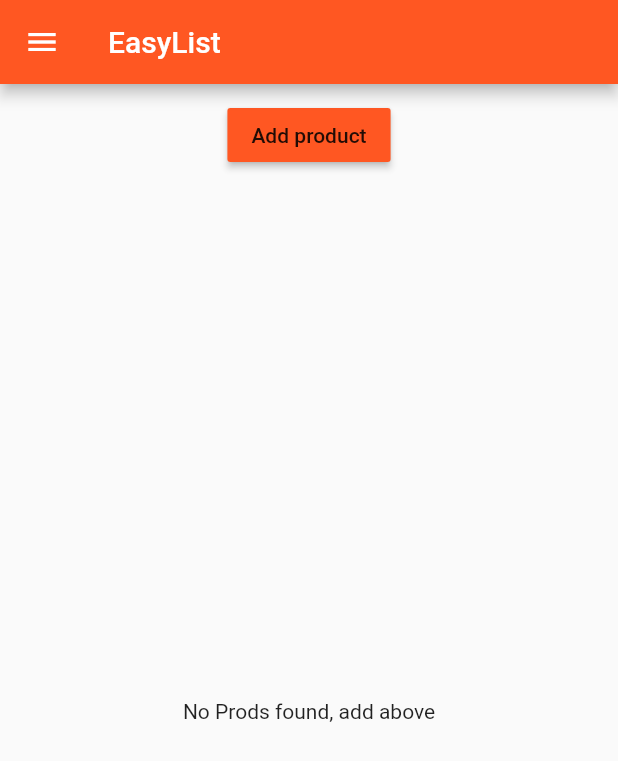
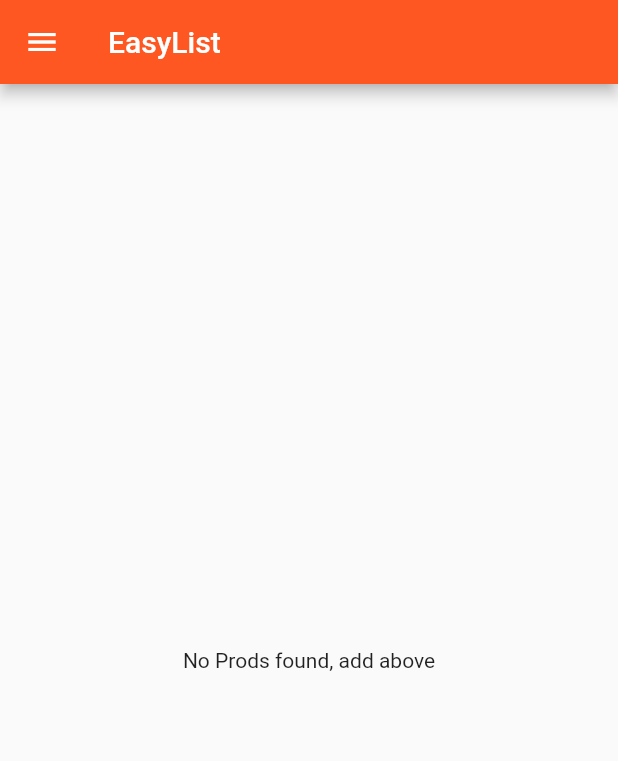
Before and after one commit to JGH153/learning-flutter, a Flutter app: the screen it shows after launch, on a phone screen of 412 x 824 dp. Shown: the top 761 px of the screen. Run offline on Flutter 3.47's test engine with Material 2 defaults, Android fonts, the phone set to English and light mode, and no system bars.

Commit message:
Added add products page content and removed old add products button

```diff
--- a/first_flut/lib/main.dart
+++ b/first_flut/lib/main.dart
@@ -18,9 +18,9 @@ class MyApp extends StatefulWidget {
 }
 
 class _MyAppState extends State<MyApp> {
-  List<Map<String, String>> _products = [];
+  List<Map<String, dynamic>> _products = [];
 
-  void _addProduct(Map<String, String> product) {
+  void _addProduct(Map<String, dynamic> product) {
     setState(() {
       _products.add(product);
     });
@@ -41,8 +41,8 @@ class _MyAppState extends State<MyApp> {
           accentColor: Colors.deepPurple),
       // home: AuthPage(),
       routes: {
-        '/': (context) => ProductsPage(_products, _addProduct, _deleteProduct),
-        '/admin': (context) => ProductsAdmin()
+        '/': (context) => ProductsPage(_products),
+        '/admin': (context) => ProductsAdmin(_addProduct, _deleteProduct)
       },
       onGenerateRoute: (RouteSettings settings) {
         final List<String> pathElements = settings.name.split('/');
@@ -63,7 +63,7 @@ class _MyAppState extends State<MyApp> {
       onUnknownRoute: (RouteSettings settings) {
         return MaterialPageRoute(
           builder: (context) =>
-              ProductsPage(_products, _addProduct, _deleteProduct),
+              ProductsPage(_products),
         );
       },
     );
--- a/first_flut/lib/pages/products.page.dart
+++ b/first_flut/lib/pages/products.page.dart
@@ -3,11 +3,9 @@ import 'package:flutter/material.dart';
 import './../product_manager.dart';
 
 class ProductsPage extends StatelessWidget {
-  final List<Map<String, String>> products;
-  final Function addProduct;
-  final Function deleteProduct;
+  final List<Map<String, dynamic>> products;
 
-  ProductsPage(this.products, this.addProduct, this.deleteProduct);
+  ProductsPage(this.products);
 
   @override
   Widget build(BuildContext context) {
@@ -31,7 +29,7 @@ class ProductsPage extends StatelessWidget {
       appBar: AppBar(
         title: Text('EasyList'),
       ),
-      body: ProductManager(products, addProduct, deleteProduct),
+      body: ProductManager(products),
     );
   }
 }
--- a/first_flut/lib/product_control.dart
+++ /dev/null
@@ -1,20 +0,0 @@
-import 'package:flutter/material.dart';
-
-class ProductControl extends StatelessWidget {
-
-final Function addProduct;
-
-ProductControl(this.addProduct);
-
-  @override
-    Widget build(BuildContext context) {
-      // TODO: implement build
-      return RaisedButton(
-          color: Theme.of(context).primaryColor,
-          onPressed: () {
-            addProduct({'title': 'Donuts', 'image': 'assets/food.jpg'});
-          },
-          child: Text('Add product'),
-        );
-    }
-}
--- a/first_flut/lib/product_manager.dart
+++ b/first_flut/lib/product_manager.dart
@@ -1,24 +1,17 @@
 import 'package:flutter/material.dart';
 
 import './products.dart';
-import './product_control.dart';
 
 class ProductManager extends StatelessWidget {
-  final List<Map<String, String>> products;
-  final Function addProduct;
-  final Function deleteProduct;
+  final List<Map<String, dynamic>> products;
 
-  ProductManager(this.products, this.addProduct, this.deleteProduct);
+  ProductManager(this.products);
 
   @override
   Widget build(BuildContext context) {
     return Column(
       children: [
-        Container(
-          margin: EdgeInsets.all(10.0),
-          child: ProductControl(addProduct),
-        ),
-        Expanded(child: Products(products, deleteProduct: deleteProduct))
+        Expanded(child: Products(products))
       ],
     );
   }
--- a/first_flut/lib/products.dart
+++ b/first_flut/lib/products.dart
@@ -3,18 +3,12 @@ import 'package:flutter/material.dart';
 import './pages/product.page.dart';
 
 class Products extends StatelessWidget {
-  final List<Map<String, String>> products;
-  final Function deleteProduct;
+  final List<Map<String, dynamic>> products;
 
-  Products(this.products, {this.deleteProduct});
+  Products(this.products);
 
   _gotoDetailsPage(context, index) {
-    return Navigator.pushNamed<bool>(context, '/product/' + index.toString())
-    .then((bool shouldDelete) {
-      if(shouldDelete) {
-        deleteProduct(index);
-      }
-    });
+    return Navigator.pushNamed<bool>(context, '/product/' + index.toString());
   }
 
   Widget _buildProductItem(BuildContext context, int index) {
```
Also changed, not shown: first_flut/lib/pages/products_admin.page.dart (+6 -2 lines), first_flut/lib/pages/tabs_admin/products_create.page.dart (+56 -12 lines).
